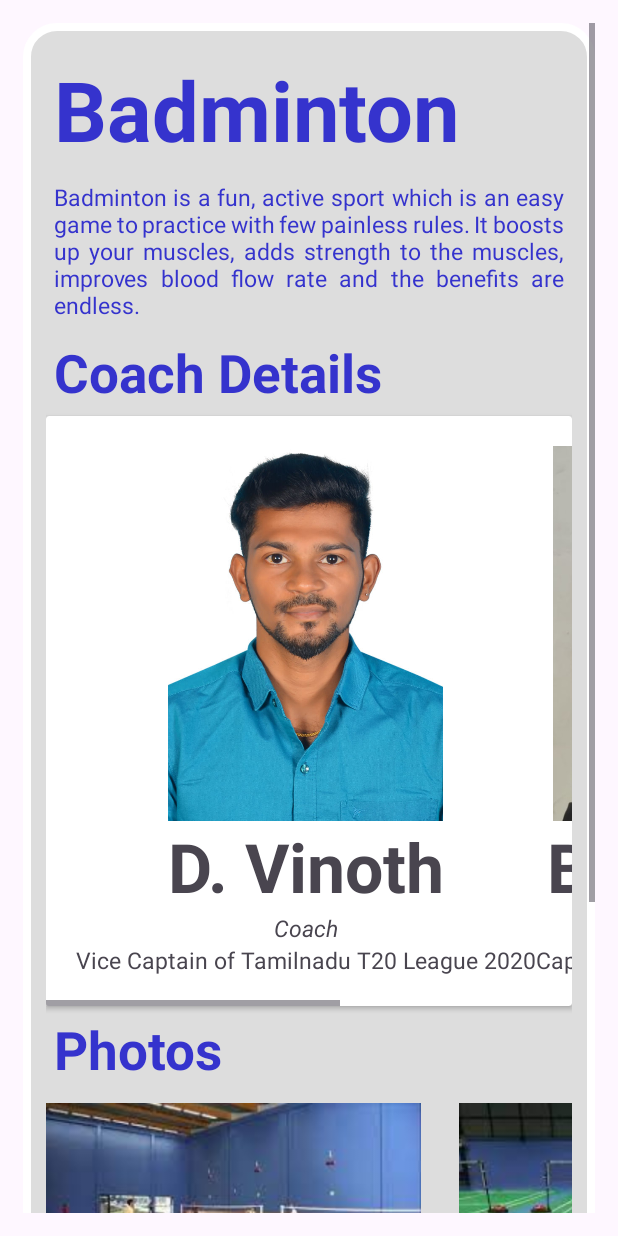
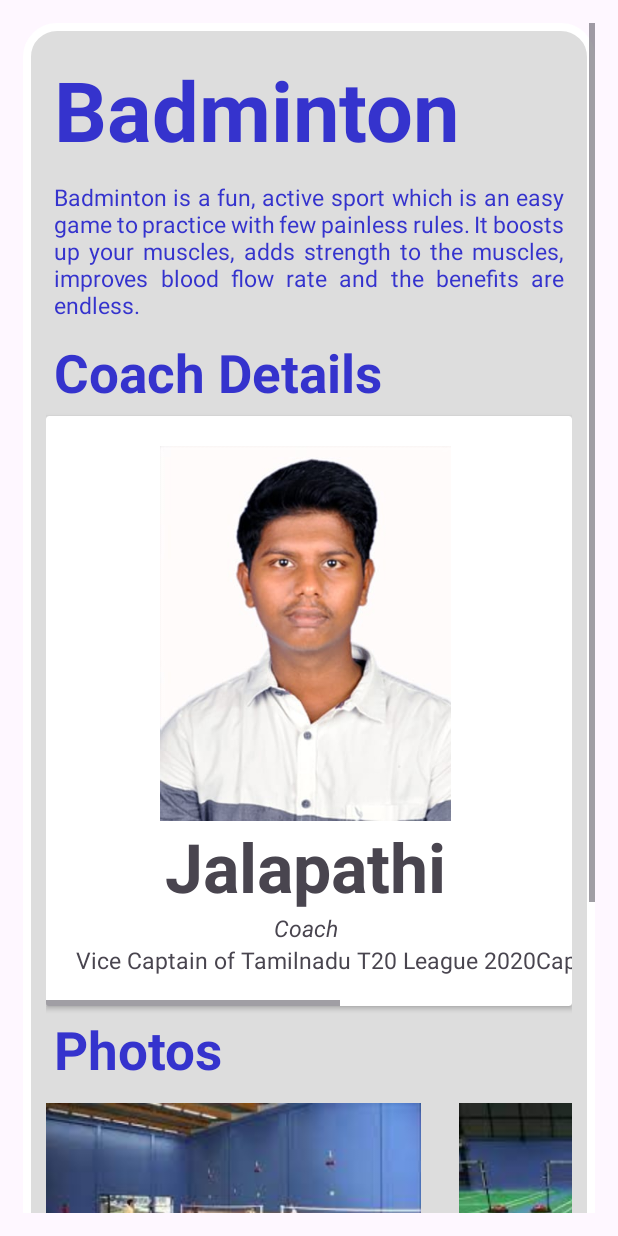
Before and after one commit to Dev-545/Lee, an Android app: the Batmiton screen opened directly, with no data from a screen before it, on a phone screen of 412 x 824 dp. Run offline under Robolectric (Android 15) with nearby library versions, the phone set to English and light mode, and no system bars.

Commit message:
Third Push and Commit  Activies and games

```diff
--- a/app/src/main/res/layout/activity_batmiton.xml
+++ b/app/src/main/res/layout/activity_batmiton.xml
@@ -72,11 +72,11 @@
                                 android:layout_gravity="center"
                                 android:layout_width="250dp"
                                 android:layout_height="250dp"
-                                android:src="@drawable/coach_vinoth"/>
+                                android:src="@drawable/coach_jala"/>
                             <TextView
                                 android:layout_width="wrap_content"
                                 android:layout_height="wrap_content"
-                                android:text="D. Vinoth"
+                                android:text="Jalapathi"
                                 android:textStyle="bold"
                                 android:textSize="45dp"/>
                             <TextView
@@ -103,11 +103,11 @@
                                 android:layout_gravity="center"
                                 android:layout_width="250dp"
                                 android:layout_height="250dp"
-                                android:src="@drawable/coach_bk"/>
+                                android:src="@drawable/coach_mok"/>
                             <TextView
                                 android:layout_width="wrap_content"
                                 android:layout_height="wrap_content"
-                                android:text="Balaji Kumar"
+                                android:text="MOkshin"
                                 android:textStyle="bold"
                                 android:textSize="45dp"/>
                             <TextView
```
Also changed, not shown: app/src/main/res/layout/activity_hockey.xml (+4 -4 lines), app/src/main/res/layout/activity_throwball.xml (+4 -4 lines), app/src/main/res/layout/activity_volleyball.xml (+4 -4 lines), app/src/main/res/drawable/coach_durga.jpg (added), app/src/main/res/drawable/coach_jag.jpg (added), app/src/main/res/drawable/coach_jai.jpg (added), app/src/main/res/drawable/coach_jala.jpg (added), app/src/main/res/drawable/coach_mok.jpg (added), app/src/main/res/drawable/coach_muruga.jpg (added), app/src/main/res/drawable/coach_pasu.jpg (added), app/src/main/res/drawable/coach_ranji.jpg (added).
